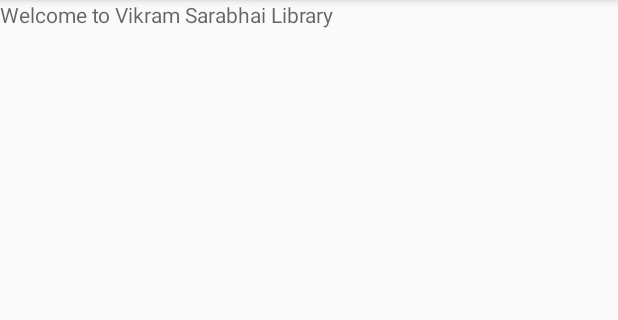
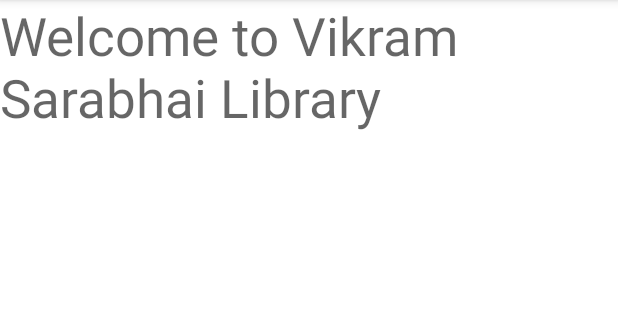
Before and after one commit to bhaveshiima/SPFDemo, an Android app: the fragment WelcomeFragment shown on its own in the app's theme, on a phone screen of 412 x 824 dp, the part 84-404 px from its top. Run offline under Robolectric (Android 15) with nearby library versions, the phone set to English and light mode, and no system bars.

Commit message:
Login & Signup fragmment.. Signup and save into Shared Preference Also check login feature if same then display Welcome screen else show Toast message.

```diff
--- a/app/src/main/res/layout/login_frag.xml
+++ b/app/src/main/res/layout/login_frag.xml
@@ -1,6 +1,7 @@
 <?xml version="1.0" encoding="utf-8"?>
 <LinearLayout xmlns:android="http://schemas.android.com/apk/res/android"
     android:orientation="vertical"
+    android:background="#FFFFFF"
     android:layout_width="match_parent"
     android:layout_height="match_parent">
 
--- a/app/src/main/res/layout/signup_frag.xml
+++ b/app/src/main/res/layout/signup_frag.xml
@@ -1,6 +1,7 @@
 <?xml version="1.0" encoding="utf-8"?>
 <LinearLayout xmlns:android="http://schemas.android.com/apk/res/android"
     android:orientation="vertical"
+    android:background="#FFFFFF"
     android:layout_width="match_parent"
     android:layout_height="match_parent">
 
--- a/app/src/main/res/layout/welcome_frag.xml
+++ b/app/src/main/res/layout/welcome_frag.xml
@@ -1,6 +1,7 @@
 <?xml version="1.0" encoding="utf-8"?>
 <LinearLayout xmlns:android="http://schemas.android.com/apk/res/android"
     android:orientation="vertical"
+    android:background="#FFFFFF"
     android:layout_width="match_parent"
     android:layout_height="match_parent">
 
@@ -9,6 +10,8 @@
         android:layout_width="match_parent"
         android:layout_height="wrap_content"
         android:hint="Welcome to Vikram Sarabhai Library"
+        android:textSize="35sp"
+        android:layout_gravity="center"
         android:id="@+id/tv1" />
 
 
```
Also changed, not shown: app/src/main/java/vsl/bhavesh/spfdemo/LoginFragment.kt (+22 -0 lines).
